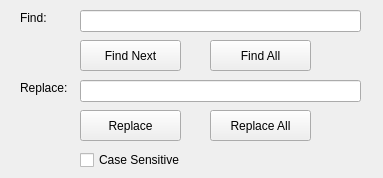
Open-Turing-Project/turing-editor-qt, file Qt4/findreplacedialog.ui: the form before one commit.
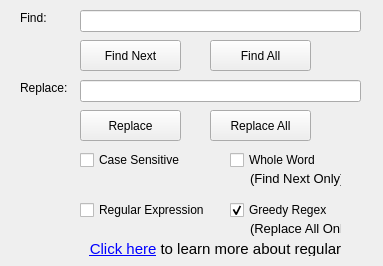
The form after the commit.

Commit message: theme changing and better find

Diff of the .ui file:
```diff
--- a/Qt4/findreplacedialog.ui
+++ b/Qt4/findreplacedialog.ui
@@ -7,7 +7,7 @@
     <x>0</x>
     <y>0</y>
     <width>383</width>
-    <height>178</height>
+    <height>266</height>
    </rect>
   </property>
   <property name="windowTitle">
@@ -124,6 +124,115 @@
     <string>Find Next</string>
    </property>
   </widget>
+  <widget class="QCheckBox" name="regexBox">
+   <property name="geometry">
+    <rect>
+     <x>80</x>
+     <y>200</y>
+     <width>151</width>
+     <height>20</height>
+    </rect>
+   </property>
+   <property name="text">
+    <string>Regular Expression</string>
+   </property>
+  </widget>
+  <widget class="QCheckBox" name="wholeWord">
+   <property name="geometry">
+    <rect>
+     <x>230</x>
+     <y>150</y>
+     <width>101</width>
+     <height>20</height>
+    </rect>
+   </property>
+   <property name="text">
+    <string>Whole Word</string>
+   </property>
+  </widget>
+  <widget class="QCheckBox" name="greedyRegex">
+   <property name="geometry">
+    <rect>
+     <x>230</x>
+     <y>200</y>
+     <width>121</width>
+     <height>20</height>
+    </rect>
+   </property>
+   <property name="text">
+    <string>Greedy Regex</string>
+   </property>
+   <property name="checked">
+    <bool>true</bool>
+   </property>
+  </widget>
+  <widget class="QLabel" name="label">
+   <property name="geometry">
+    <rect>
+     <x>250</x>
+     <y>220</y>
+     <width>91</width>
+     <height>16</height>
+    </rect>
+   </property>
+   <property name="font">
+    <font>
+     <pointsize>10</pointsize>
+    </font>
+   </property>
+   <property name="text">
+    <string>(Replace All Only)</string>
+   </property>
+  </widget>
+  <widget class="QLabel" name="label_2">
+   <property name="geometry">
+    <rect>
+     <x>250</x>
+     <y>170</y>
+     <width>91</width>
+     <height>16</height>
+    </rect>
+   </property>
+   <property name="font">
+    <font>
+     <pointsize>10</pointsize>
+    </font>
+   </property>
+   <property name="text">
+    <string>(Find Next Only)</string>
+   </property>
+  </widget>
+  <widget class="QLabel" name="label_3">
+   <property name="geometry">
+    <rect>
+     <x>70</x>
+     <y>240</y>
+     <width>291</width>
+     <height>16</height>
+    </rect>
+   </property>
+   <property name="font">
+    <font>
+     <pointsize>11</pointsize>
+    </font>
+   </property>
+   <property name="text">
+    <string>&lt;!DOCTYPE HTML PUBLIC &quot;-//W3C//DTD HTML 4.0//EN&quot; &quot;http://www.w3.org/TR/REC-html40/strict.dtd&quot;&gt;
+&lt;html&gt;&lt;head&gt;&lt;meta name=&quot;qrichtext&quot; content=&quot;1&quot; /&gt;&lt;style type=&quot;text/css&quot;&gt;
+p, li { white-space: pre-wrap; }
+&lt;/style&gt;&lt;/head&gt;&lt;body style=&quot; font-family:'Lucida Grande'; font-size:11pt; font-weight:400; font-style:normal;&quot;&gt;
+&lt;p style=&quot; margin-top:0px; margin-bottom:0px; margin-left:0px; margin-right:0px; -qt-block-indent:0; text-indent:0px;&quot;&gt;&lt;a href=&quot;http://regular-expressions.info&quot;&gt;&lt;span style=&quot; text-decoration: underline; color:#0000ff;&quot;&gt;Click here&lt;/span&gt;&lt;/a&gt; to learn more about regular expressions.&lt;/p&gt;&lt;/body&gt;&lt;/html&gt;</string>
+   </property>
+   <property name="alignment">
+    <set>Qt::AlignCenter</set>
+   </property>
+   <property name="wordWrap">
+    <bool>true</bool>
+   </property>
+   <property name="openExternalLinks">
+    <bool>true</bool>
+   </property>
+  </widget>
  </widget>
  <resources/>
  <connections/>
```
The commit also changes 19 other files.
